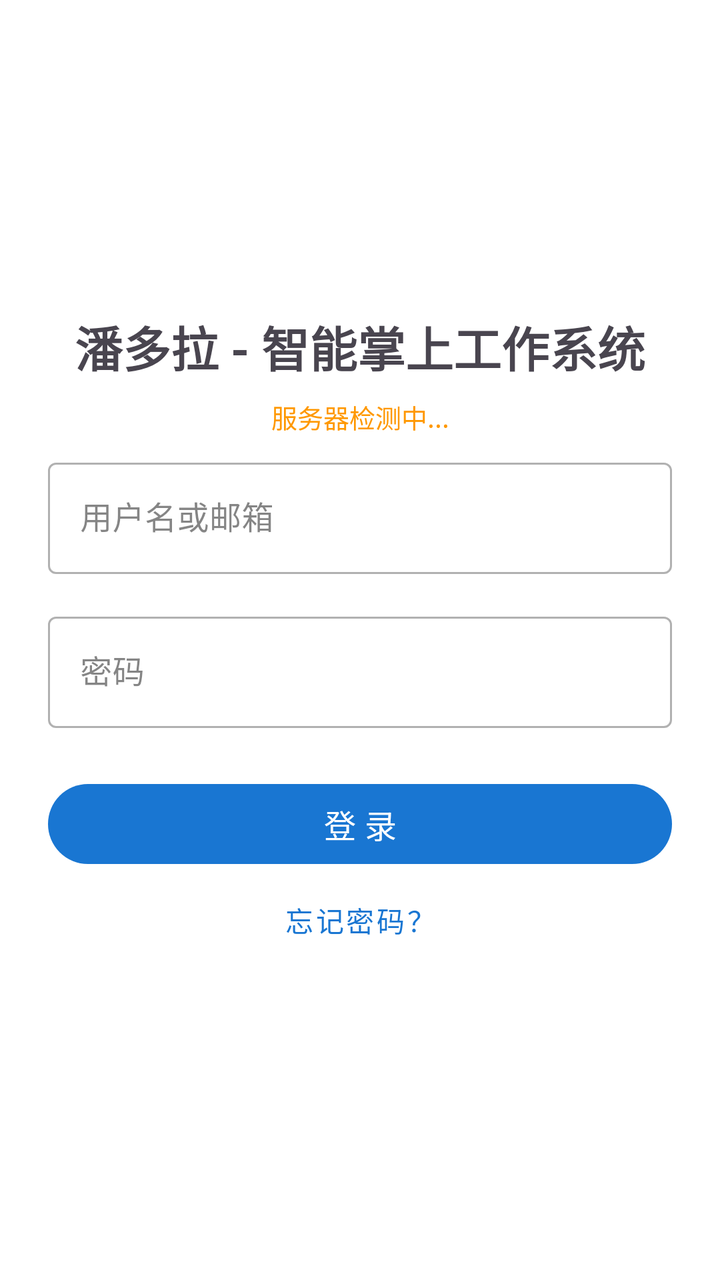
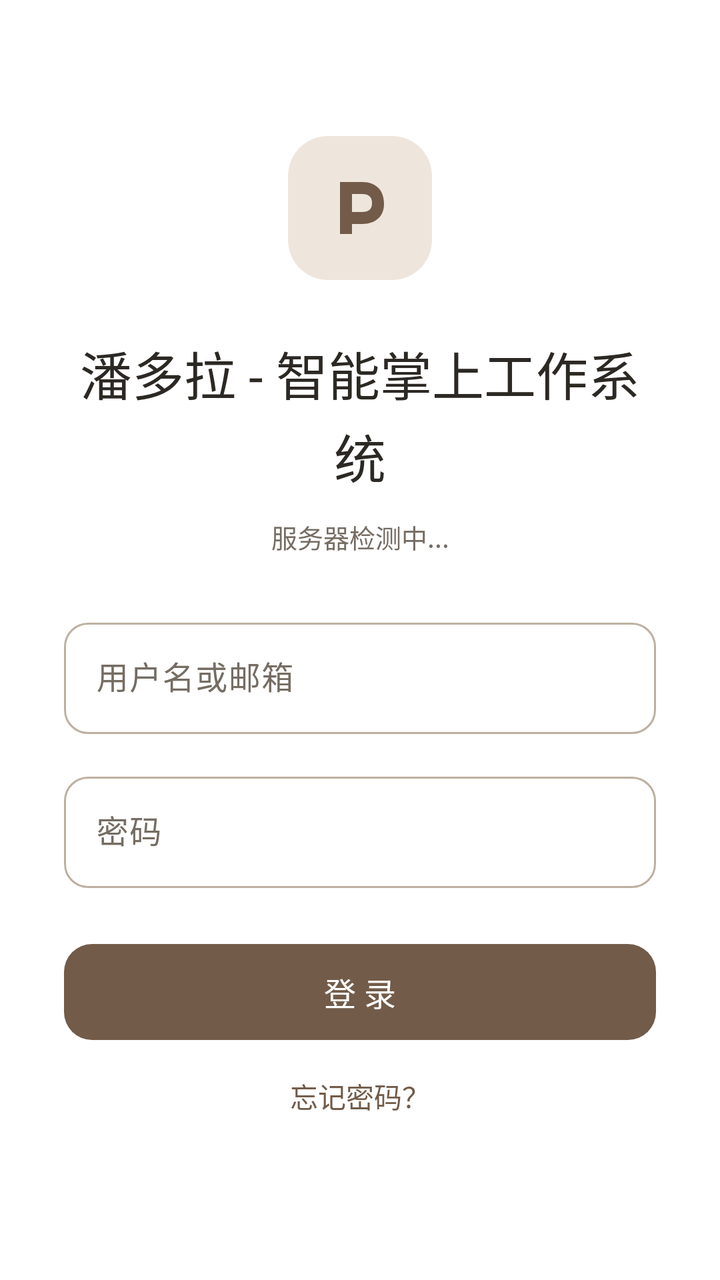

Screens rendered from an Android XML layout before and after an edit, with the pre-edit source and the edit as a unified diff.
<!-- AndroidManifest.xml: application theme Theme.Project_Pandora -->
<!-- res/layout/activity_login.xml -->
<?xml version="1.0" encoding="utf-8"?>
<LinearLayout xmlns:android="http://schemas.android.com/apk/res/android"
    android:layout_width="match_parent"
    android:layout_height="match_parent"
    android:orientation="vertical"
    android:padding="24dp"
    android:gravity="center">

    <TextView
        android:layout_width="match_parent"
        android:layout_height="wrap_content"
        android:text="@string/login_title"
        android:textSize="24sp"
        android:textStyle="bold"
        android:gravity="center"
        android:layout_marginBottom="8dp" />

    <TextView
        android:id="@+id/text_server_status"
        android:layout_width="match_parent"
        android:layout_height="wrap_content"
        android:text="@string/server_checking"
        android:textSize="13sp"
        android:gravity="center"
        android:layout_marginBottom="8dp"
        android:textColor="#FF9800" />

    <com.google.android.material.button.MaterialButton
        android:id="@+id/btn_refresh_server"
        android:layout_width="wrap_content"
        android:layout_height="wrap_content"
        android:text="@string/btn_refresh_server"
        android:textSize="13sp"
        android:visibility="gone"
        android:layout_marginBottom="8dp"
        style="@style/Widget.MaterialComponents.Button.OutlinedButton" />

    
    <com.google.android.material.button.MaterialButton
        android:id="@+id/btn_login_server_config"
        android:layout_width="wrap_content"
        android:layout_height="wrap_content"
        android:text="@string/btn_login_server_config"
        android:textSize="13sp"
        android:visibility="gone"
        android:layout_marginBottom="16dp"
        style="@style/Widget.MaterialComponents.Button.TextButton" />

    <com.google.android.material.textfield.TextInputLayout
        android:layout_width="match_parent"
        android:layout_height="wrap_content"
        android:layout_marginBottom="16dp"
        style="@style/Widget.MaterialComponents.TextInputLayout.OutlinedBox">

        <com.google.android.material.textfield.TextInputEditText
            android:id="@+id/edit_username"
            android:layout_width="match_parent"
            android:layout_height="wrap_content"
            android:hint="@string/hint_username_or_email"
            android:inputType="text"
            android:textColor="@color/color_text_edit_content" />
    </com.google.android.material.textfield.TextInputLayout>

    <com.google.android.material.textfield.TextInputLayout
        android:layout_width="match_parent"
        android:layout_height="wrap_content"
        android:layout_marginBottom="24dp"
        style="@style/Widget.MaterialComponents.TextInputLayout.OutlinedBox">

        <com.google.android.material.textfield.TextInputEditText
            android:id="@+id/edit_password"
            android:layout_width="match_parent"
            android:layout_height="wrap_content"
            android:hint="@string/hint_password"
            android:inputType="textPassword"
            android:textColor="@color/color_text_edit_content" />
    </com.google.android.material.textfield.TextInputLayout>

    <com.google.android.material.button.MaterialButton
        android:id="@+id/btn_login"
        android:layout_width="match_parent"
        android:layout_height="wrap_content"
        android:text="@string/btn_login"
        android:textSize="16sp" />

    <com.google.android.material.button.MaterialButton

        android:id="@+id/btn_forgot_password"
        android:layout_width="match_parent"
        android:layout_height="wrap_content"
        android:text="@string/btn_forgot_password"
        android:textSize="14sp"
        style="@style/Widget.MaterialComponents.Button.TextButton" />

</LinearLayout>
<!-- resources referenced by this layout -->
<resources>
  <color name="color_text_edit_content">#FF000000</color>
  <style name="Base.Theme.Project_Pandora" parent="Theme.Material3.DayNight.NoActionBar">
          
          <item name="colorPrimary">@color/color_calendar_today</item>
          <item name="colorOnPrimary">@color/white</item>
          <item name="colorSurface">@color/color_bg_page</item>
          <item name="colorOnSurface">@color/color_text_primary</item>
          <item name="colorOnSurfaceVariant">@color/color_text_secondary</item>
          <item name="android:colorBackground">@color/color_bg_page</item>
          <item name="android:textColorPrimary">@color/color_text_primary</item>
          <item name="android:textColorSecondary">@color/color_text_secondary</item>
      </style>
  <color name="color_calendar_today">#FF1976D2</color>
  <color name="white">#FFFFFFFF</color>
  <color name="color_bg_page">#FFFFFFFF</color>
  <color name="color_text_primary">#FF333333</color>
  <color name="color_text_secondary">#FF888888</color>
  <!-- unchanged entries left out for length: 9 -->
</resources>

<!-- the commit's change to res/layout/activity_login.xml (unified diff, before → after) -->
@@ -3,17 +3,40 @@
     android:layout_width="match_parent"
     android:layout_height="match_parent"
     android:orientation="vertical"
-    android:padding="24dp"
-    android:gravity="center">
+    android:background="@color/color_surface">
+
+    <androidx.core.widget.NestedScrollView
+        android:layout_width="match_parent"
+        android:layout_height="match_parent"
+        android:fillViewport="true"
+        android:clipToPadding="false">
+
+        <LinearLayout
+            android:layout_width="match_parent"
+            android:layout_height="wrap_content"
+            android:orientation="vertical"
+            android:padding="32dp"
+            android:gravity="center">
+
+    <ImageView
+        android:layout_width="72dp"
+        android:layout_height="72dp"
+        android:layout_marginBottom="28dp"
+        android:background="@drawable/bg_brand_tile"
+        android:padding="12dp"
+        android:importantForAccessibility="no"
+        android:src="@drawable/ic_pandora_mark" />
 
     <TextView
         android:layout_width="match_parent"
         android:layout_height="wrap_content"
         android:text="@string/login_title"
-        android:textSize="24sp"
-        android:textStyle="bold"
+        android:textSize="26sp"
+        android:fontFamily="sans-serif-medium"
+        android:textColor="@color/color_text_primary"
+        android:lineSpacingExtra="4dp"
         android:gravity="center"
-        android:layout_marginBottom="8dp" />
+        android:layout_marginBottom="12dp" />
 
     <TextView
         android:id="@+id/text_server_status"
@@ -22,8 +45,8 @@
         android:text="@string/server_checking"
         android:textSize="13sp"
         android:gravity="center"
-        android:layout_marginBottom="8dp"
-        android:textColor="#FF9800" />
+        android:layout_marginBottom="28dp"
+        android:textColor="@color/color_text_secondary" />
 
     <com.google.android.material.button.MaterialButton
         android:id="@+id/btn_refresh_server"
@@ -33,7 +56,7 @@
         android:textSize="13sp"
         android:visibility="gone"
         android:layout_marginBottom="8dp"
-        style="@style/Widget.MaterialComponents.Button.OutlinedButton" />
+        style="@style/Widget.Pandora.Button.Outlined" />
 
     
     <com.google.android.material.button.MaterialButton
@@ -44,13 +67,13 @@
         android:textSize="13sp"
         android:visibility="gone"
         android:layout_marginBottom="16dp"
-        style="@style/Widget.MaterialComponents.Button.TextButton" />
+        style="@style/Widget.Pandora.Button.Text" />
 
     <com.google.android.material.textfield.TextInputLayout
         android:layout_width="match_parent"
         android:layout_height="wrap_content"
         android:layout_marginBottom="16dp"
-        style="@style/Widget.MaterialComponents.TextInputLayout.OutlinedBox">
+        style="@style/Widget.Pandora.TextInput">
 
         <com.google.android.material.textfield.TextInputEditText
             android:id="@+id/edit_username"
@@ -65,7 +88,7 @@
         android:layout_width="match_parent"
         android:layout_height="wrap_content"
         android:layout_marginBottom="24dp"
-        style="@style/Widget.MaterialComponents.TextInputLayout.OutlinedBox">
+        style="@style/Widget.Pandora.TextInput">
 
         <com.google.android.material.textfield.TextInputEditText
             android:id="@+id/edit_password"
@@ -81,6 +104,7 @@
         android:layout_width="match_parent"
         android:layout_height="wrap_content"
         android:text="@string/btn_login"
+        android:minHeight="56dp"
         android:textSize="16sp" />
 
     <com.google.android.material.button.MaterialButton
@@ -90,6 +114,9 @@
         android:layout_height="wrap_content"
         android:text="@string/btn_forgot_password"
         android:textSize="14sp"
-        style="@style/Widget.MaterialComponents.Button.TextButton" />
+        style="@style/Widget.Pandora.Button.Text" />
+
+        </LinearLayout>
+    </androidx.core.widget.NestedScrollView>
 
 </LinearLayout>
<!-- resource entries referenced after the edit -->
@@ -1,22 +1,195 @@
 <!-- resources referenced by this layout -->
 <resources>
-  <color name="color_text_edit_content">#FF000000</color>
+  <color name="color_surface">#FFFFFF</color>
+  <color name="color_text_edit_content">#2C2823</color>
   <style name="Base.Theme.Project_Pandora" parent="Theme.Material3.DayNight.NoActionBar">
           
-          <item name="colorPrimary">@color/color_calendar_today</item>
-          <item name="colorOnPrimary">@color/white</item>
-          <item name="colorSurface">@color/color_bg_page</item>
+          <item name="colorPrimary">@color/color_accent</item>
+          <item name="colorOnPrimary">@color/color_on_accent</item>
+          <item name="colorPrimaryContainer">@color/color_accent_soft</item>
+          <item name="colorOnPrimaryContainer">@color/color_text_primary</item>
+          <item name="colorSecondary">@color/color_accent</item>
+          <item name="colorOnSecondary">@color/color_on_accent</item>
+          <item name="colorSecondaryContainer">@color/color_accent_soft</item>
+          <item name="colorOnSecondaryContainer">@color/color_text_primary</item>
+          <item name="colorTertiary">@color/color_accent</item>
+          <item name="colorOnTertiary">@color/color_on_accent</item>
+          <item name="colorTertiaryContainer">@color/color_accent_soft</item>
+          <item name="colorOnTertiaryContainer">@color/color_text_primary</item>
+          <item name="colorSurface">@color/color_surface</item>
           <item name="colorOnSurface">@color/color_text_primary</item>
           <item name="colorOnSurfaceVariant">@color/color_text_secondary</item>
+          <item name="colorSurfaceVariant">@color/color_surface_soft</item>
+          <item name="colorSurfaceContainerLowest">@color/color_surface</item>
+          <item name="colorSurfaceContainerLow">@color/color_surface</item>
+          <item name="colorSurfaceContainer">@color/color_surface_soft</item>
+          <item name="colorSurfaceContainerHigh">@color/color_surface_soft</item>
+          <item name="colorSurfaceContainerHighest">@color/color_accent_soft</item>
+          <item name="colorOutline">@color/color_border_strong</item>
+          <item name="colorOutlineVariant">@color/color_divider</item>
+          <item name="colorError">@color/color_error</item>
+          <item name="colorOnError">@color/color_on_accent</item>
+          <item name="colorErrorContainer">@color/color_error_surface</item>
+          <item name="colorOnErrorContainer">@color/color_error</item>
+          <item name="colorControlHighlight">@color/color_accent_soft</item>
           <item name="android:colorBackground">@color/color_bg_page</item>
+          <item name="android:windowBackground">@color/color_bg_page</item>
           <item name="android:textColorPrimary">@color/color_text_primary</item>
           <item name="android:textColorSecondary">@color/color_text_secondary</item>
+          <item name="android:fontFamily">sans-serif</item>
+          <item name="fontFamily">sans-serif</item>
+          <item name="textAppearanceBodyLarge">@style/TextAppearance.Pandora.Body</item>
+          <item name="textAppearanceBodyMedium">@style/TextAppearance.Pandora.BodySmall</item>
+          <item name="textAppearanceTitleLarge">@style/TextAppearance.Pandora.Title</item>
+          <item name="textAppearanceLabelLarge">@style/TextAppearance.Pandora.Label</item>
+          <item name="materialButtonStyle">@style/Widget.Pandora.Button</item>
+          <item name="materialButtonOutlinedStyle">@style/Widget.Pandora.Button.Outlined</item>
+          <item name="materialCardViewStyle">@style/Widget.Pandora.Card</item>
+          <item name="cardViewStyle">@style/Widget.Pandora.LegacyCard</item>
+          <item name="toolbarStyle">@style/Widget.Pandora.Toolbar</item>
+          <item name="textInputStyle">@style/Widget.Pandora.TextInput</item>
+          <item name="tabStyle">@style/Widget.Pandora.Tabs</item>
+          <item name="chipStyle">@style/Widget.Pandora.Chip</item>
+          <item name="bottomNavigationStyle">@style/Widget.Pandora.BottomNavigation</item>
+          <item name="floatingActionButtonStyle">@style/Widget.Pandora.Fab</item>
       </style>
-  <color name="color_calendar_today">#FF1976D2</color>
-  <color name="white">#FFFFFFFF</color>
-  <color name="color_bg_page">#FFFFFFFF</color>
-  <color name="color_text_primary">#FF333333</color>
-  <color name="color_text_secondary">#FF888888</color>
+  <color name="color_on_accent">#FFFFFF</color>
+  <color name="color_surface_soft">#F3EFE8</color>
+  <color name="color_divider">#E9E3DA</color>
+  <color name="color_error">#A1473A</color>
+  <color name="color_error_surface">#F8EAE5</color>
+  <color name="color_bg_page">#F8F6F2</color>
+  <style name="TextAppearance.Pandora.Body" parent="TextAppearance.Material3.BodyLarge">
+          <item name="android:fontFamily">sans-serif</item>
+          <item name="android:textSize">16sp</item>
+          <item name="android:textColor">@color/color_text_primary</item>
+      </style>
+  <style name="TextAppearance.Pandora.BodySmall" parent="TextAppearance.Material3.BodyMedium">
+          <item name="android:textSize">14sp</item>
+          <item name="android:textColor">@color/color_text_secondary</item>
+      </style>
+  <style name="TextAppearance.Pandora.Title" parent="TextAppearance.Material3.TitleLarge">
+          <item name="android:fontFamily">sans-serif-medium</item>
+          <item name="android:textSize">22sp</item>
+          <item name="android:textColor">@color/color_text_primary</item>
+      </style>
+  <style name="Widget.Pandora.Button" parent="Widget.Material3.Button">
+          <item name="cornerRadius">14dp</item>
+          <item name="android:minHeight">52dp</item>
+          <item name="android:textAppearance">@style/TextAppearance.Pandora.Label</item>
+          <item name="android:textAllCaps">false</item>
+          <item name="android:stateListAnimator">@null</item>
+      </style>
+  <style name="Widget.Pandora.Card" parent="Widget.MaterialComponents.CardView">
+          <item name="cardBackgroundColor">@color/color_surface</item>
+          <item name="cardCornerRadius">18dp</item>
+          <item name="cardElevation">0dp</item>
+          <item name="strokeColor">@color/color_divider</item>
+          <item name="strokeWidth">1dp</item>
+      </style>
+  <style name="Widget.Pandora.LegacyCard" parent="CardView">
+          <item name="cardBackgroundColor">@color/color_surface</item>
+          <item name="cardCornerRadius">18dp</item>
+          <item name="cardElevation">1dp</item>
+      </style>
+  <style name="Widget.Pandora.Toolbar" parent="Widget.Material3.Toolbar">
+          <item name="android:background">@color/color_surface</item>
+          <item name="android:minHeight">64dp</item>
+          <item name="android:elevation">0dp</item>
+          <item name="titleTextAppearance">@style/TextAppearance.Pandora.Title</item>
+          <item name="titleTextColor">@color/color_text_primary</item>
+          <item name="subtitleTextColor">@color/color_text_secondary</item>
+          <item name="navigationIconTint">@color/color_text_primary</item>
+          <item name="contentInsetStart">20dp</item>
+          <item name="contentInsetEnd">16dp</item>
+      </style>
+  <style name="Widget.Pandora.Tabs" parent="Widget.Material3.TabLayout">
+          <item name="android:background">@color/color_surface</item>
+          <item name="tabTextAppearance">@style/TextAppearance.Pandora.Label</item>
+          <item name="tabTextColor">@color/color_text_secondary</item>
+          <item name="tabSelectedTextColor">@color/color_accent</item>
+          <item name="tabIndicatorColor">@color/color_accent</item>
+          <item name="tabIndicatorHeight">2dp</item>
+          <item name="tabRippleColor">@color/color_accent_soft</item>
+      </style>
+  <style name="Widget.Pandora.Chip" parent="Widget.Material3.Chip.Filter">
+          <item name="chipBackgroundColor">@color/pandora_chip_background</item>
+          <item name="android:textColor">@color/pandora_chip_text</item>
+          <item name="chipStrokeColor">@color/color_divider</item>
+          <item name="chipStrokeWidth">1dp</item>
+          <item name="chipCornerRadius">12dp</item>
+          <item name="ensureMinTouchTargetSize">true</item>
+      </style>
+  <style name="Widget.Pandora.BottomNavigation" parent="Widget.Material3.BottomNavigationView">
+          <item name="android:background">@color/color_surface</item>
+          <item name="elevation">0dp</item>
+          <item name="itemIconSize">23dp</item>
+          <item name="itemIconTint">@color/bottom_nav_color_selector</item>
+          <item name="itemTextColor">@color/bottom_nav_color_selector</item>
+          <item name="itemTextAppearanceActive">@style/TextAppearance.Pandora.Navigation</item>
+          <item name="itemTextAppearanceInactive">@style/TextAppearance.Pandora.Navigation</item>
+          <item name="itemActiveIndicatorStyle">@style/Widget.Pandora.NavIndicator</item>
+      </style>
+  <style name="Widget.Pandora.Fab" parent="Widget.Material3.FloatingActionButton.Primary">
+          <item name="backgroundTint">@color/color_accent</item>
+          <item name="tint">@color/color_on_accent</item>
+          <item name="elevation">2dp</item>
+      </style>
+  <style name="TextAppearance.Pandora.Navigation" parent="TextAppearance.Material3.LabelMedium">
+          <item name="android:fontFamily">sans-serif-medium</item>
+          <item name="android:textSize">12sp</item>
+          <item name="android:letterSpacing">0</item>
+      </style>
+  <style name="Widget.Pandora.NavIndicator" parent="Widget.Material3.BottomNavigationView.ActiveIndicator">
+          <item name="android:color">@color/color_accent_soft</item>
+      </style>
+  <color name="color_text_primary">#2C2823</color>
+  <color name="color_text_secondary">#756D63</color>
+  <!-- drawable bg_brand_tile (drawable) -->
+  <shape xmlns:android="http://schemas.android.com/apk/res/android">
+      <solid android:color="@color/color_accent_soft" />
+      <corners android:radius="20dp" />
+  </shape>
+  <!-- drawable ic_pandora_mark (drawable) -->
+  <vector xmlns:android="http://schemas.android.com/apk/res/android"
+      android:width="48dp" android:height="48dp" android:viewportWidth="48" android:viewportHeight="48">
+      <path android:fillColor="@color/color_accent" android:fillType="evenOdd"
+          android:pathData="M14,37V11H25C32,11 36,15 36,22C36,28 32,32 25,32H20V37Z M20,17V26H25C28.5,26 30,24.5 30,21.5C30,18.5 28.5,17 25,17Z" />
+  </vector>
+  <style name="Widget.Pandora.Button.Outlined" parent="Widget.Material3.Button.OutlinedButton">
+          <item name="cornerRadius">14dp</item>
+          <item name="strokeColor">@color/color_border_strong</item>
+          <item name="android:minHeight">48dp</item>
+          <item name="android:textAppearance">@style/TextAppearance.Pandora.Label</item>
+          <item name="android:textAllCaps">false</item>
+      </style>
+  <style name="Widget.Pandora.Button.Text" parent="Widget.Material3.Button.TextButton">
+          <item name="cornerRadius">12dp</item>
+          <item name="android:minHeight">48dp</item>
+          <item name="android:textAppearance">@style/TextAppearance.Pandora.Label</item>
+          <item name="android:textAllCaps">false</item>
+      </style>
+  <style name="Widget.Pandora.TextInput" parent="Widget.Material3.TextInputLayout.OutlinedBox">
+          <item name="boxBackgroundColor">@color/color_surface</item>
+          <item name="boxStrokeColor">@color/pandora_input_stroke</item>
+          <item name="hintTextColor">@color/color_accent</item>
+          <item name="android:textColorHint">@color/color_text_secondary</item>
+          <item name="boxCornerRadiusTopStart">12dp</item>
+          <item name="boxCornerRadiusTopEnd">12dp</item>
+          <item name="boxCornerRadiusBottomStart">12dp</item>
+          <item name="boxCornerRadiusBottomEnd">12dp</item>
+          <item name="boxStrokeWidth">1dp</item>
+          <item name="boxStrokeWidthFocused">2dp</item>
+      </style>
+  <color name="color_accent_soft">#EEE6DC</color>
+  <color name="color_accent">#725B49</color>
+  <color name="color_border_strong">#BDB0A0</color>
+  <style name="TextAppearance.Pandora.Label" parent="TextAppearance.Material3.LabelLarge">
+          <item name="android:fontFamily">sans-serif-medium</item>
+          <item name="android:textSize">14sp</item>
+          <item name="android:letterSpacing">0</item>
+          <item name="android:textAllCaps">false</item>
+      </style>
   <!-- unchanged entries left out for length: 9 -->
 </resources>
 
